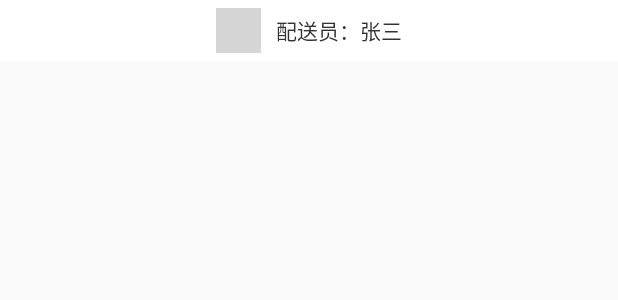
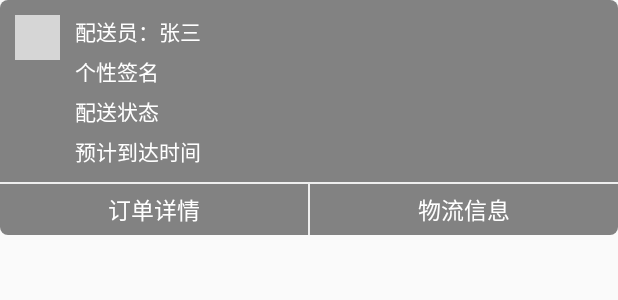
Before and after one commit to wangl271464434/jieniu, an Android app: the layout info_window.xml on its own in the app's theme, with its tools: preview values and no code run, on a phone screen of 412 x 824 dp. Shown: the top 300 px of the screen. Run offline under Robolectric (Android 15) with nearby library versions, the phone set to English and light mode, and no system bars; grey boxes are pictures that could not be loaded.

Commit message:
commit 修改订单信息界面

```diff
--- a/app/src/main/java/com/jieniuwuliu/jieniu/BindPhoneActivity.java
+++ b/app/src/main/java/com/jieniuwuliu/jieniu/BindPhoneActivity.java
@@ -37,7 +37,7 @@ public class BindPhoneActivity extends BaseActivity {
     EditText etCode;
     @BindView(R.id.tv_code)
     TextView tvCode;
-    private String phone,code,openid,unionid;
+    private String phone,code,openid,unionid,name;
     private MyLoading loading;
     @Override
     protected int getLayoutId() {
@@ -49,6 +49,7 @@ public class BindPhoneActivity extends BaseActivity {
         loading = new MyLoading(this,R.style.CustomDialog);
         openid = getIntent().getStringExtra("openid");
         unionid = getIntent().getStringExtra("unionid");
+        name = getIntent().getStringExtra("name");
     }
     @OnClick({R.id.layout_back, R.id.tv_code, R.id.tv_bind})
     public void onViewClicked(View view) {
@@ -115,7 +116,7 @@ public class BindPhoneActivity extends BaseActivity {
      * */
     private void weChatLogin() {
         loading.show();
-        Call<LoginBean> call = HttpUtil.getInstance().createRetrofit().create(HttpApi.class).weChatBindPhone(openid,unionid,phone,code);
+        Call<LoginBean> call = HttpUtil.getInstance().createRetrofit().create(HttpApi.class).weChatBindPhone(openid,unionid,phone,code,name);
         call.enqueue(new Callback<LoginBean>() {
             @Override
             public void onResponse(Call<LoginBean> call, Response<LoginBean> response) {
--- a/app/src/main/java/com/jieniuwuliu/jieniu/LoginActivity.java
+++ b/app/src/main/java/com/jieniuwuliu/jieniu/LoginActivity.java
@@ -87,7 +87,7 @@ public class LoginActivity extends BaseActivity {
     private boolean isCode = true;
     private MyLoading loading;
     private boolean isRestart;
-    private String phone, pwd, code,openid,unionid;
+    private String phone, pwd, code,openid,unionid,name;
     private IWXAPI api;
     private int loginType;//1是账号登录 2是验证码登录 3是微信登录
 
@@ -164,6 +164,7 @@ public class LoginActivity extends BaseActivity {
                 WeChatInfo info = (WeChatInfo) GsonUtil.praseJsonToModel(s, WeChatInfo.class);
                 Log.i("wechatinfo", info.toString());
                 unionid = info.getUnionid();
+                name = info.getNickname();
                 checkWeChat();
             }
         });
@@ -194,6 +195,7 @@ public class LoginActivity extends BaseActivity {
                         Intent intent = new Intent(LoginActivity.this,BindPhoneActivity.class);
                         intent.putExtra("openid",openid);
                         intent.putExtra("unionid",unionid);
+                        intent.putExtra("name",name);
                         startActivityForResult(intent,1000);
                     }else{
                         String s = response.errorBody().string();
@@ -324,7 +326,7 @@ public class LoginActivity extends BaseActivity {
      * */
     private void codeLogin() {
         loading.show();
-        Call<LoginBean> call = HttpUtil.getInstance().createRetrofit().create(HttpApi.class).weChatBindPhone("","",phone,code);
+        Call<LoginBean> call = HttpUtil.getInstance().createRetrofit().create(HttpApi.class).weChatBindPhone("","",phone,code,"");
         call.enqueue(new Callback<LoginBean>() {
             @Override
             public void onResponse(Call<LoginBean> call, Response<LoginBean> response) {
--- a/app/src/main/java/com/jieniuwuliu/jieniu/api/HttpApi.java
+++ b/app/src/main/java/com/jieniuwuliu/jieniu/api/HttpApi.java
@@ -55,7 +55,7 @@ public interface HttpApi {
     Call<LoginBean> weChatLogin(@Query("openid")String openid,@Query("unionid")String unionid);
     /**微信登录*/
     @GET("checkphone")
-    Call<LoginBean> weChatBindPhone(@Query("openid")String openid,@Query("unionid")String unionid,@Query("phone")String phone,@Query("code")String code);
+    Call<LoginBean> weChatBindPhone(@Query("openid")String openid,@Query("unionid")String unionid,@Query("phone")String phone,@Query("code")String code,@Query("name")String name);
     /**获取用户信息*/
     @GET("users")
     Call<UserBean> getUserInfo();
--- /dev/null
+++ b/app/src/main/res/drawable/alpha_shape.xml
@@ -0,0 +1,5 @@
+<?xml version="1.0" encoding="utf-8"?>
+<shape xmlns:android="http://schemas.android.com/apk/res/android">
+    <solid android:color="@color/alpha"/>
+    <corners android:radius="@dimen/size_5dp"/>
+</shape>
--- /dev/null
+++ b/app/src/main/res/drawable/refresh_shape.xml
@@ -0,0 +1,5 @@
+<?xml version="1.0" encoding="utf-8"?>
+<shape xmlns:android="http://schemas.android.com/apk/res/android">
+    <solid android:color="@color/blue"/>
+    <corners android:radius="@dimen/size_40dp"/>
+</shape>
--- /dev/null
+++ b/app/src/main/res/drawable/refresh_text_shape.xml
@@ -0,0 +1,6 @@
+<?xml version="1.0" encoding="utf-8"?>
+<shape xmlns:android="http://schemas.android.com/apk/res/android">
+    <solid android:color="@color/white"/>
+    <corners android:topRightRadius="@dimen/size_15dp"
+        android:bottomRightRadius="@dimen/size_15dp"/>
+</shape>
--- a/app/src/main/res/layout/activity_order_desc.xml
+++ b/app/src/main/res/layout/activity_order_desc.xml
@@ -47,7 +47,6 @@
         android:id="@+id/layout_desc"
         android:layout_width="match_parent"
         android:layout_height="wrap_content"
-        android:layout_below="@id/layout_status"
         android:paddingLeft="@dimen/size_10dp"
         android:layout_marginTop="@dimen/size_10dp"
         >
--- a/app/src/main/res/layout/info_window.xml
+++ b/app/src/main/res/layout/info_window.xml
@@ -1,24 +1,107 @@
 <?xml version="1.0" encoding="utf-8"?>
 <LinearLayout
-    xmlns:android="http://schemas.android.com/apk/res/android" android:layout_width="match_parent"
+    xmlns:android="http://schemas.android.com/apk/res/android"
+    android:layout_width="match_parent"
     android:layout_height="wrap_content"
-    android:background="@color/white"
-    android:padding="@dimen/size_5dp"
-    android:gravity="center"
+    android:background="@drawable/alpha_shape"
+    android:orientation="vertical"
     >
+    <LinearLayout
+        android:layout_width="match_parent"
+        android:layout_height="wrap_content"
+        android:orientation="horizontal"
+        >
     <ImageView
         android:id="@+id/img"
         android:layout_width="@dimen/size_30dp"
         android:layout_height="@dimen/size_30dp"
+        android:layout_marginTop="@dimen/size_10dp"
+        android:layout_marginLeft="@dimen/size_10dp"
         android:src="@mipmap/user"
         />
-    <TextView
-        android:id="@+id/tv_name"
-        android:layout_width="wrap_content"
+    <LinearLayout
+        android:id="@+id/layout"
+        android:layout_width="match_parent"
         android:layout_height="wrap_content"
-        android:text="配送员：张三"
-        android:textSize="@dimen/size_14sp"
-        android:textColor="@color/black"
-        android:layout_marginLeft="@dimen/size_10dp"
+        android:orientation="vertical"
+        android:padding="@dimen/size_10dp"
+        android:layout_toLeftOf="@id/img"
+        >
+        <TextView
+            android:id="@+id/tv_name"
+            android:layout_width="wrap_content"
+            android:layout_height="wrap_content"
+            android:text="配送员：张三"
+            android:textSize="@dimen/size_14sp"
+            android:textColor="@color/white"
+            />
+        <TextView
+            android:id="@+id/tv_info"
+            android:layout_width="wrap_content"
+            android:layout_height="wrap_content"
+            android:text="个性签名"
+            android:textSize="@dimen/size_14sp"
+            android:textColor="@color/white"
+            android:layout_marginTop="@dimen/size_5dp"
+            />
+        <TextView
+            android:id="@+id/tv_state"
+            android:layout_width="wrap_content"
+            android:layout_height="wrap_content"
+            android:text="配送状态"
+            android:textSize="@dimen/size_14sp"
+            android:textColor="@color/white"
+            android:layout_marginTop="@dimen/size_5dp"
+            />
+        <TextView
+            android:id="@+id/tv_time"
+            android:layout_width="wrap_content"
+            android:layout_height="wrap_content"
+            android:text="预计到达时间"
+            android:textSize="@dimen/size_14sp"
+            android:textColor="@color/white"
+            android:layout_marginTop="@dimen/size_5dp"
+            />
+    </LinearLayout>
+    </LinearLayout>
+    <View
+        android:layout_width="match_parent"
+        android:layout_height="@dimen/size_1dp"
+        android:background="@color/comment_bg"
+        android:layout_below="@id/layout"
         />
+    <LinearLayout
+        android:layout_width="match_parent"
+        android:layout_height="wrap_content"
+        android:layout_below="@id/layout"
+        >
+        <TextView
+            android:id="@+id/tv_order_info"
+            android:layout_width="match_parent"
+            android:layout_height="wrap_content"
+            android:text="订单详情"
+            android:textSize="@dimen/size_15sp"
+            android:textColor="@color/white"
+            android:gravity="center"
+            android:padding="@dimen/size_5dp"
+            android:layout_weight="1"
+            />
+        <View
+            android:layout_width="@dimen/size_1dp"
+            android:layout_height="match_parent"
+            android:background="@color/comment_bg"
+            />
+        <TextView
+            android:id="@+id/tv_wuliu"
+            android:layout_width="match_parent"
+            android:layout_height="wrap_content"
+            android:text="物流信息"
+            android:textSize="@dimen/size_15sp"
+            android:textColor="@color/white"
+            android:padding="@dimen/size_5dp"
+            android:gravity="center"
+            android:layout_weight="1"
+            />
+    </LinearLayout>
+
 </LinearLayout>
```
Also changed, not shown: app/build.gradle (+4 -6 lines), app/src/main/java/com/jieniuwuliu/jieniu/home/OrderInfoActivity.java (+65 -61 lines), app/src/main/res/layout/activity_order_info.xml (+71 -14 lines), app/src/main/res/mipmap-xhdpi/icon_order_car.png (renamed from app/src/main/res/mipmap-xhdpi/icon_niu.png).
